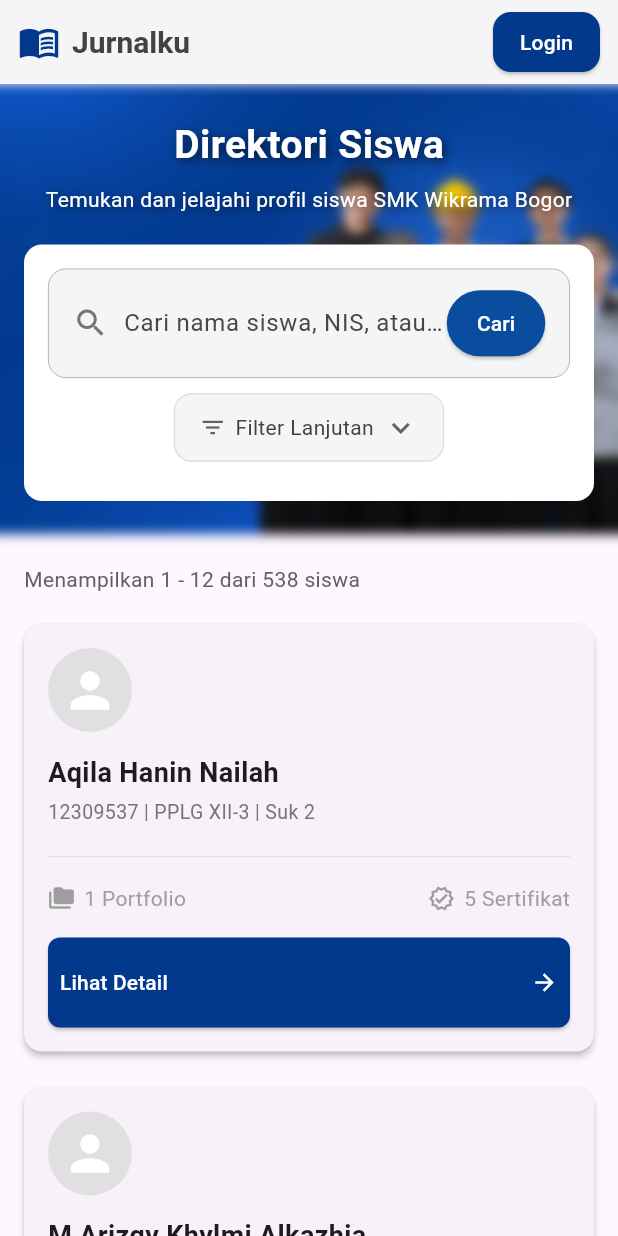
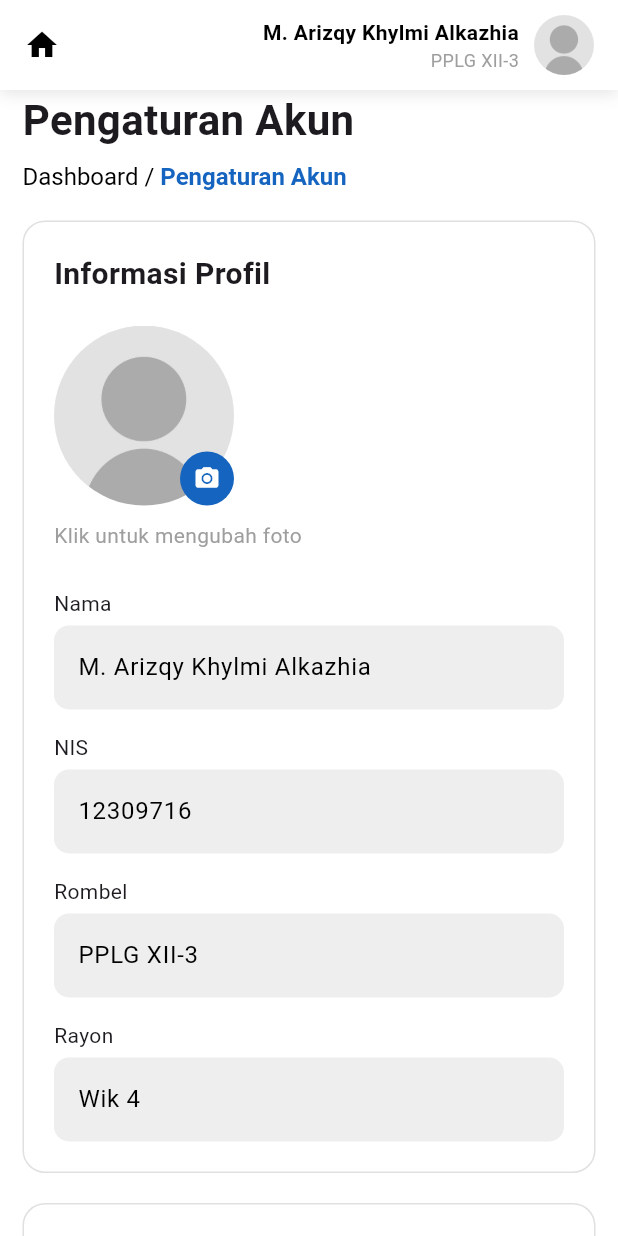
Before and after one commit to Farhan-Syarif-H/Jurnalku-Clone-Flutter, a Flutter app: the screen it shows after launch, on a phone screen of 412 x 824 dp. Run offline on Flutter 3.47's test engine with Material 3 defaults, Android fonts, the phone set to English and light mode, and no system bars; our stand-ins replace flutter_svg.

Commit message:
feat: add pengaturan-akun

```diff
--- a/lib/main.dart
+++ b/lib/main.dart
@@ -1,6 +1,5 @@
 import 'package:flutter/material.dart';
-// import 'package:jurnalku_clone/dashboard_page.dart';
-import 'package:jurnalku_clone/explore_page.dart';
+import 'package:jurnalku_clone/pengaturan_akun_page.dart';
 
 void main() {
   runApp(const MyApp());
@@ -16,7 +15,7 @@
       theme: ThemeData(
         colorScheme: ColorScheme.fromSeed(seedColor: Colors.deepPurple),
       ),
-      home: const ExplorePage(),
+      home: const PengaturanAkunPage(),
     );
   }
 }
--- /dev/null
+++ b/lib/pengaturan_akun_page.dart
@@ -0,0 +1,372 @@
+import 'package:flutter/material.dart';
+
+class PengaturanAkunPage extends StatefulWidget {
+  const PengaturanAkunPage({super.key});
+
+  @override
+  State<PengaturanAkunPage> createState() => _PengaturanAkunPageState();
+}
+
+class _PengaturanAkunPageState extends State<PengaturanAkunPage> {
+  // ===== STATE UNTUK PASSWORD =====
+  bool _obscureOld = true;
+  bool _obscureNew = true;
+
+  @override
+  Widget build(BuildContext context) {
+    return Scaffold(
+      backgroundColor: Colors.white,
+
+      // ================= APP BAR ====================
+      appBar: PreferredSize(
+        preferredSize: Size.fromHeight(60),
+        child: Container(
+          padding: EdgeInsets.symmetric(horizontal: 16),
+          decoration: BoxDecoration(
+            color: Colors.white,
+            boxShadow: [
+              BoxShadow(
+                color: Colors.black.withOpacity(0.1),
+                blurRadius: 8,
+                offset: Offset(0, 3),
+              ),
+            ],
+          ),
+          child: Row(
+            mainAxisAlignment: MainAxisAlignment.spaceBetween,
+            children: [
+              Icon(Icons.home, color: Colors.black),
+
+              // ================= NAMA USER ====================
+              Row(
+                children: [
+                  Column(
+                    crossAxisAlignment: CrossAxisAlignment.end,
+                    mainAxisAlignment: MainAxisAlignment.center,
+                    children: const [
+                      Text(
+                        "M. Arizqy Khylmi Alkazhia",
+                        style: TextStyle(
+                          fontSize: 14,
+                          fontWeight: FontWeight.bold,
+                          color: Colors.black,
+                        ),
+                      ),
+                      Text(
+                        "PPLG XII-3",
+                        style: TextStyle(fontSize: 12, color: Colors.grey),
+                      ),
+                    ],
+                  ),
+                  SizedBox(width: 10),
+                  ClipOval(
+                    child: Image.asset(
+                      'assets/images/profile-blank.jpg',
+                      width: 40,
+                      height: 40,
+                      fit: BoxFit.cover,
+                    ),
+                  ),
+                ],
+              ),
+            ],
+          ),
+        ),
+      ),
+
+
+      body: SingleChildScrollView(
+        child: Padding(
+          padding: const EdgeInsets.symmetric(horizontal: 15.0),
+          child: Column(
+            crossAxisAlignment: CrossAxisAlignment.start,
+            children: [
+              Text(
+                "Pengaturan Akun",
+                style: TextStyle(
+                  fontSize: 28,
+                  fontWeight: FontWeight.bold,
+                ),
+              ),
+              SizedBox(height: 8),
+              RichText(
+                text: TextSpan(
+                  children: [
+                    TextSpan(
+                      text: "Dashboard / ",
+                      style: TextStyle(
+                        color: Colors.black,
+                        fontSize: 16,
+                      ),
+                    ),
+                    TextSpan(
+                      text: "Pengaturan Akun",
+                      style: TextStyle(
+                        color: Colors.blue[800],
+                        fontSize: 16,
+                        fontWeight: FontWeight.w600,
+                      ),
+                    ),
+                  ],
+                ),
+              ),
+
+              SizedBox(height: 20),
+
+              // ============= INFORMASI PROFIL =============
+              Container(
+                width: double.infinity,
+                padding: EdgeInsets.all(20),
+                decoration: BoxDecoration(
+                  color: Colors.white,
+                  borderRadius: BorderRadius.circular(15),
+                  border: Border.all(color: Colors.grey.shade300),
+                ),
+                child: Column(
+                  crossAxisAlignment: CrossAxisAlignment.start,
+                  children: [
+                    Text(
+                      "Informasi Profil",
+                      style: TextStyle(
+                        fontSize: 20,
+                        fontWeight: FontWeight.bold,
+                      ),
+                    ),
+                    SizedBox(height: 20),
+
+                    // FOTO PROFIL
+                    Row(
+                      children: [
+                        Stack(
+                          alignment: Alignment.bottomRight,
+                          children: [
+                            ClipOval(
+                              child: Image.asset(
+                                "assets/images/profile-blank.jpg",
+                                width: 120,
+                                height: 120,
+                                fit: BoxFit.cover,
+                              ),
+                            ),
+                            CircleAvatar(
+                              radius: 18,
+                              backgroundColor: Colors.blue[800],
+                              child: Icon(Icons.camera_alt,
+                                  color: Colors.white, size: 18),
+                            )
+                          ],
+                        ),
+                      ],
+                    ),
+                    SizedBox(height: 10),
+                    Text(
+                      "Klik untuk mengubah foto",
+                      style: TextStyle(color: Colors.grey),
+                    ),
+
+                    SizedBox(height: 25),
+
+                    // INPUT: NAMA
+                    Text("Nama"),
+                    SizedBox(height: 5),
+                    TextField(
+                      enabled: false,
+                      decoration: InputDecoration(
+                        filled: true,
+                        fillColor: Colors.grey.shade200,
+                        border: OutlineInputBorder(
+                          borderRadius: BorderRadius.circular(10),
+                          borderSide: BorderSide.none,
+                        ),
+                        hintText: "M. Arizqy Khylmi Alkazhia",
+                        hintStyle: TextStyle(color: Colors.black),
+                      ),
+                    ),
+
+                    SizedBox(height: 15),
+
+                    // INPUT: NIS
+                    Text("NIS"),
+                    SizedBox(height: 5),
+                    TextField(
+                      enabled: false,
+                      decoration: InputDecoration(
+                        filled: true,
+                        fillColor: Colors.grey.shade200,
+                        border: OutlineInputBorder(
+                          borderRadius: BorderRadius.circular(10),
+                          borderSide: BorderSide.none,
+                        ),
+                        hintText: "12309716",
+                        hintStyle: TextStyle(color: Colors.black),
+                      ),
+                    ),
+
+                    SizedBox(height: 15),
+
+                    // INPUT: ROMBEL
+                    Text("Rombel"),
+                    SizedBox(height: 5),
+                    TextField(
+                      enabled: false,
+                      decoration: InputDecoration(
+                        filled: true,
+                        fillColor: Colors.grey.shade200,
+                        border: OutlineInputBorder(
+                          borderRadius: BorderRadius.circular(10),
+                          borderSide: BorderSide.none,
+                        ),
+                        hintText: "PPLG XII-3",
+                        hintStyle: TextStyle(color: Colors.black),
+                      ),
+                    ),
+
+                    SizedBox(height: 15),
+
+                    // INPUT: RAYON
+                    Text("Rayon"),
+                    SizedBox(height: 5),
+                    TextField(
+                      enabled: false,
+                      decoration: InputDecoration(
+                        filled: true,
+                        fillColor: Colors.grey.shade200,
+                        border: OutlineInputBorder(
+                          borderRadius: BorderRadius.circular(10),
+                          borderSide: BorderSide.none,
+                        ),
+                        hintText: "Wik 4",
+                        hintStyle: TextStyle(color: Colors.black),
+                      ),
+                    ),
+                  ],
+                ),
+              ),
+
+              SizedBox(height: 20),
+
+              // ============= UBAH KATA SANDI =============
+              Container(
+                width: double.infinity,
+                padding: EdgeInsets.all(20),
+                decoration: BoxDecoration(
+                  color: Colors.white,
+                  borderRadius: BorderRadius.circular(15),
+                  border: Border.all(color: Colors.grey.shade300),
+                ),
+                child: Column(
+                  crossAxisAlignment: CrossAxisAlignment.start,
+                  children: [
+                    // TITLE
+                    Text(
+                      "Ubah Kata Sandi",
+                      style: TextStyle(
+                        fontSize: 20,
+                        fontWeight: FontWeight.bold,
+                      ),
+                    ),
+
+                    SizedBox(height: 25),
+
+                    //===KATA SANDI LAMA===
+                    Text("Kata Sandi Lama",
+                        style: TextStyle(fontWeight: FontWeight.bold)),
+                    SizedBox(height: 5),
+
+                    TextField(
+                      obscureText: _obscureOld,
+                      decoration: InputDecoration(
+                        filled: true,
+                        fillColor: Color(0xFFF8FAFC),
+                        hintText: "Masukkan password",
+                        hintStyle: TextStyle(color: Colors.grey),
+                        suffixIcon: IconButton(
+                          icon: Icon(
+                            _obscureOld
+                                ? Icons.visibility_off
+                                : Icons.visibility,
+                            color: Colors.grey,
+                          ),
+                          onPressed: () {
+                            setState(() {
+                              _obscureOld = !_obscureOld;
+                            });
+                          },
+                        ),
+                        border: OutlineInputBorder(
+                          borderRadius: BorderRadius.circular(10),
+                          borderSide: BorderSide.none,
+                        ),
+                      ),
+                    ),
+
+                    SizedBox(height: 5),
+                    Text(
+                      "Masukkan kata sandi lama anda",
+                      style: TextStyle(color: Colors.grey[600], fontSize: 13),
+                    ),
+
+                    SizedBox(height: 20),
+
+                    //===KATA SANDI BARU===
+                    Text("Kata Sandi Baru",
+                        style: TextStyle(fontWeight: FontWeight.bold)),
+                    SizedBox(height: 5),
+
+                    TextField(
+                      obscureText: _obscureNew,
+                      decoration: InputDecoration(
+                        filled: true,
+                        fillColor: Color(0xFFF8FAFC),
+                        hintText: "Masukkan password",
+                        hintStyle: TextStyle(color: Colors.grey),
+                        suffixIcon: IconButton(
+                          icon: Icon(
+                            _obscureNew
+                                ? Icons.visibility_off
+                                : Icons.visibility,
+                            color: Colors.grey,
+                          ),
+                          onPressed: () {
+                            setState(() {
+                              _obscureNew = !_obscureNew;
+                            });
+                          },
+                        ),
+                        border: OutlineInputBorder(
+                          borderRadius: BorderRadius.circular(10),
+                          borderSide: BorderSide.none,
+                        ),
+                      ),
+                    ),
+
+                    SizedBox(height: 25),
+
+                    // BUTTON SIMPAN
+                    ElevatedButton(
+                      onPressed: () {},
+                      style: ElevatedButton.styleFrom(
+                        backgroundColor: Color(0xFF0F4AA0),
+                        padding:
+                            EdgeInsets.symmetric(vertical: 18, horizontal: 35),
+                        shape: RoundedRectangleBorder(
+                          borderRadius: BorderRadius.circular(5),
+                        ),
+                      ),
+                      child: Text(
+                        "Simpan Perubahan",
+                        style: TextStyle(fontSize: 16, color: Colors.white),
+                      ),
+                    ),
+                  ],
+                ),
+              ),
+
+              SizedBox(height: 30),
+            ],
+          ),
+        ),
+      ),
+    );
+  }
+}
```
